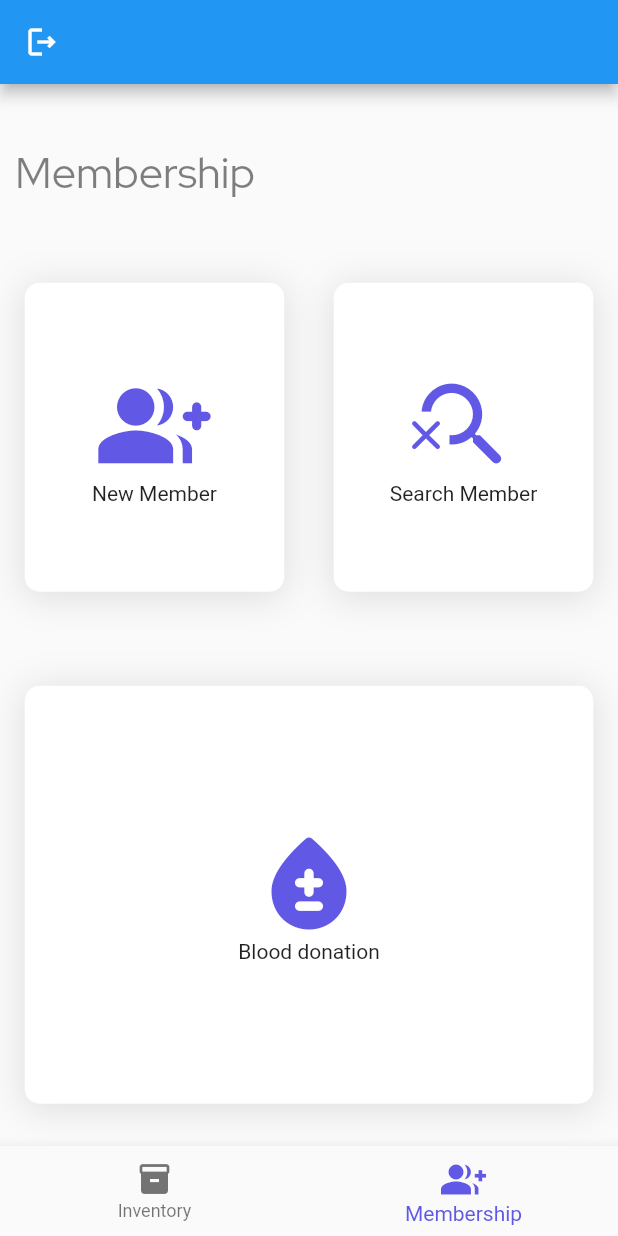
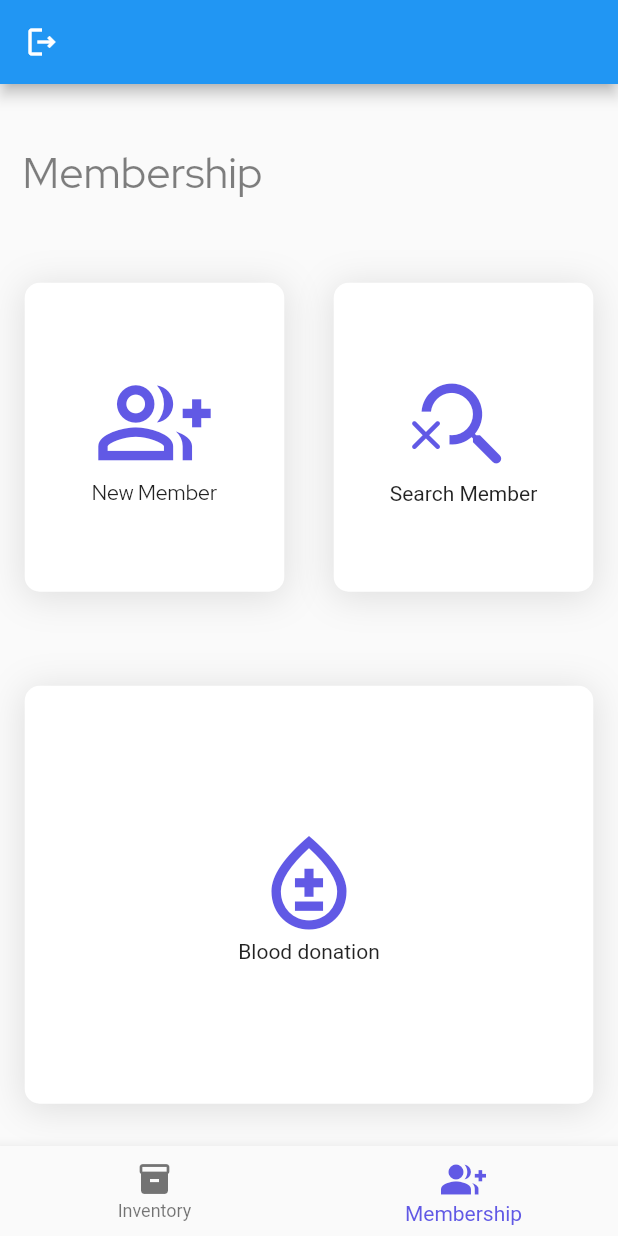
Before and after one commit to smidhunkks/Libman, a Flutter app: the screen it shows once a user with an empty profile is signed in, item 2 of the bottom bar chosen, on a phone screen of 412 x 824 dp. Run offline on Flutter 3.47's test engine with Material 2 defaults, Android fonts, the light colour scheme and no system bars; our stand-ins replace firebase_auth, firebase_core; accounts and stored records are empty.

Commit message:
add add member screen-incomplete

```diff
--- a/lib/Components/model/membership.dart
+++ b/lib/Components/model/membership.dart
@@ -10,6 +10,7 @@ class Member {
   final String bloodgroup;
   final String membergroup;
   final DateTime date;
+  final bool isVerified;
 
   Member(
     this.name,
@@ -23,5 +24,6 @@ class Member {
     this.membergroup,
     this.date,
     this.memId,
+    this.isVerified,
   );
 }
--- a/lib/constants.dart
+++ b/lib/constants.dart
@@ -5,3 +5,14 @@ const kprimarylightcolor = Color(0xff6C63FF);
 
 const ktitleStyle = TextStyle(
     fontFamily: "Rochester", fontSize: 50, fontWeight: FontWeight.w400);
+
+const kscreentitle = TextStyle(
+  fontFamily: "RedHat",
+  fontSize: 25,
+  fontWeight: FontWeight.w600,
+);
+
+const kcardtext = TextStyle(
+  fontFamily: "RedHat",
+  fontWeight: FontWeight.w400,
+);
--- a/lib/screens/auth/wrapper.dart
+++ b/lib/screens/auth/wrapper.dart
@@ -12,6 +12,7 @@ class Wrapper extends StatelessWidget {
   Widget build(BuildContext context) {
     final authservice = Provider.of<Authservice>(context);
     return StreamBuilder<User?>(
+      stream: authservice.user,
       builder: (_, AsyncSnapshot<User?> snapshot) {
         if (snapshot.connectionState == ConnectionState.active) {
           final User? user = snapshot.data;
@@ -24,7 +25,6 @@ class Wrapper extends StatelessWidget {
           );
         }
       },
-      stream: authservice.user,
     );
   }
 }
--- a/lib/screens/dashboard/dashboard.dart
+++ b/lib/screens/dashboard/dashboard.dart
@@ -1,10 +1,12 @@
+import 'dart:convert';
+
 import 'package:flutter/material.dart';
 import 'package:libman/Components/background.dart';
 import 'package:libman/constants.dart';
 import 'package:libman/screens/Welcome/welcome.dart';
 import 'package:libman/screens/auth/authservice.dart';
 import 'package:provider/provider.dart';
-import 'package:libman/constants.dart';
+
 import 'package:libman/screens/tabs/inventory.dart';
 import 'package:libman/screens/tabs/membership.dart';
 
--- a/lib/screens/tabs/membership.dart
+++ b/lib/screens/tabs/membership.dart
@@ -1,4 +1,5 @@
 import 'package:flutter/material.dart';
+import 'package:libman/screens/tabs/membership_fn/addmember.dart';
 import 'package:libman/widgets/reusable_card.dart';
 import 'package:libman/constants.dart';
 
@@ -14,12 +15,13 @@ class Membership extends StatelessWidget {
       crossAxisAlignment: CrossAxisAlignment.start,
       children: [
         Padding(
-          padding: const EdgeInsets.only(top: 40, left: 10, right: 10),
+          padding: const EdgeInsets.only(top: 40, left: 15, right: 10),
           child: Text(
             "Membership",
             style: TextStyle(
                 fontSize: size.width * .07,
                 fontFamily: "RedHat",
+                fontWeight: FontWeight.w400,
                 color: Colors.black.withOpacity(.5)),
           ),
         ),
@@ -30,19 +32,23 @@ class Membership extends StatelessWidget {
               Expanded(
                 child: ReusableCard(
                   onTap: () {
-                    print("hi");
+                    Navigator.of(context).push(
+                        MaterialPageRoute(builder: (context) => AddMember()));
                   },
                   colour: activeCardColor,
                   width: size.width * .1,
                   child: Column(
                     mainAxisAlignment: MainAxisAlignment.center,
-                    children: [
+                    children: const [
                       Icon(
-                        Icons.group_add_rounded,
+                        Icons.group_add_outlined,
                         size: 75,
                         color: kprimarycolor,
                       ),
-                      Text("New Member")
+                      Text(
+                        "New Member",
+                        style: kcardtext,
+                      )
                     ],
                   ),
                 ),
@@ -55,13 +61,13 @@ class Membership extends StatelessWidget {
                   colour: activeCardColor,
                   child: Column(
                     mainAxisAlignment: MainAxisAlignment.center,
-                    children: [
+                    children: const [
                       Icon(
                         Icons.search_off_rounded,
                         size: 75,
                         color: kprimarycolor,
                       ),
-                      const Text("Search Member")
+                      Text("Search Member")
                     ],
                   ),
                 ),
@@ -71,7 +77,7 @@ class Membership extends StatelessWidget {
         ),
         Expanded(
           child: Padding(
-            padding: EdgeInsets.only(bottom: 20),
+            padding: const EdgeInsets.only(bottom: 20),
             child: ReusableCard(
               onTap: () {
                 print("hi");
@@ -79,9 +85,9 @@ class Membership extends StatelessWidget {
               colour: activeCardColor,
               child: Column(
                 mainAxisAlignment: MainAxisAlignment.center,
-                children: [
+                children: const [
                   Icon(
-                    Icons.bloodtype_rounded,
+                    Icons.bloodtype_outlined,
                     size: 75,
                     color: kprimarycolor,
                   ),
--- a/pubspec.yaml
+++ b/pubspec.yaml
@@ -90,6 +90,8 @@ flutter:
     - family: RedHat
       fonts:
         - asset: assets/fonts/red-hat.display.ttf
+        - asset: assets/fonts/red-hat.display-medium.ttf
+          weight: 400
         - asset: assets/fonts/red-hat.display-bold.ttf
           weight: 600
 
```
Also changed, not shown: lib/screens/tabs/inventory.dart (+16 -7 lines), lib/screens/tabs/membership_fn/addmember.dart (added, +164 -0 lines), assets/fonts/red-hat.display-medium.ttf (added).
